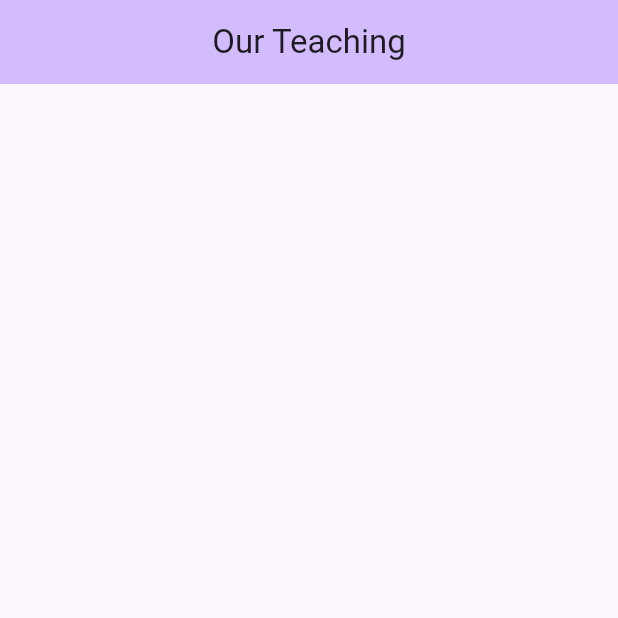
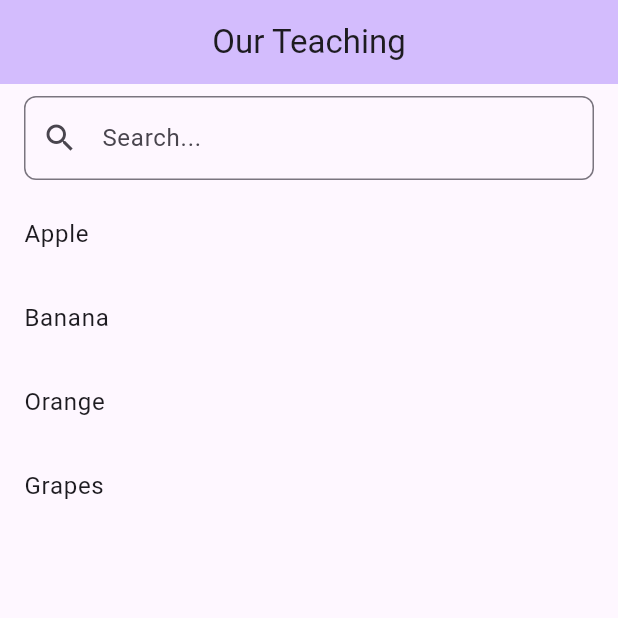
Before and after one commit to UsmanQT/our-teaching, a Flutter app: the screen it shows after launch, on a phone screen of 412 x 824 dp, the top half of it. Run offline on Flutter 3.47's test engine with Material 3 defaults, Android fonts, the phone set to English and light mode, and no system bars.

Commit message:
added a basic search bar on the homepage

```diff
--- /dev/null
+++ b/lib/Components/SearchBar.dart
@@ -0,0 +1,66 @@
+// search_bar.dart
+import 'package:flutter/material.dart';
+
+class SearchBarComponent extends StatefulWidget {
+  final Function(String)? onSearchChanged;
+  final String? hintText;
+  final TextEditingController? controller;
+
+  const SearchBarComponent({
+    super.key,
+    this.onSearchChanged,
+    this.hintText = 'Search...',
+    this.controller,
+  });
+
+  @override
+  _SearchBarComponentState createState() => _SearchBarComponentState();
+}
+
+class _SearchBarComponentState extends State<SearchBarComponent> {
+  late TextEditingController _controller;
+
+  @override
+  void initState() {
+    super.initState();
+    _controller = widget.controller ?? TextEditingController();
+    _controller.addListener(() {
+      if (widget.onSearchChanged != null) {
+        widget.onSearchChanged!(_controller.text);
+      }
+    });
+  }
+
+  @override
+  Widget build(BuildContext context) {
+    return Padding(
+      padding: const EdgeInsets.symmetric(horizontal: 16.0, vertical: 8.0),
+      child: TextField(
+        controller: _controller,
+        decoration: InputDecoration(
+          hintText: widget.hintText,
+          prefixIcon: Icon(Icons.search),
+          suffixIcon: _controller.text.isNotEmpty
+              ? IconButton(
+            icon: Icon(Icons.clear),
+            onPressed: () {
+              _controller.clear();
+              if (widget.onSearchChanged != null) {
+                widget.onSearchChanged!('');
+              }
+            },
+          )
+              : null,
+          border: OutlineInputBorder(
+            borderRadius: BorderRadius.circular(8.0),
+          ),
+        ),
+        onChanged: (text) {
+          if (widget.onSearchChanged != null) {
+            widget.onSearchChanged!(text);
+          }
+        },
+      ),
+    );
+  }
+}
--- a/lib/main.dart
+++ b/lib/main.dart
@@ -1,4 +1,5 @@
 import 'package:flutter/material.dart';
+import 'package:ourteaching/Components/SearchBar.dart';
 
 void main() {
   runApp(const MyApp());
@@ -27,11 +28,32 @@ class MyHomePage extends StatefulWidget {
 
   final String title;
 
+
+
   @override
   State<MyHomePage> createState() => _MyHomePageState();
 }
 
 class _MyHomePageState extends State<MyHomePage> {
+
+  List<String> items = ["Apple", "Banana", "Orange", "Grapes"];
+  List<String> filteredItems = [];
+
+  @override
+  void initState() {
+    super.initState();
+    filteredItems = items;
+  }
+
+  void _onSearchChanged(String query) {
+    setState(() {
+      filteredItems = items
+          .where((item) => item.toLowerCase().contains(query.toLowerCase()))
+          .toList();
+    });
+  }
+
+
   @override
   Widget build(BuildContext context) {
 
@@ -41,12 +63,22 @@ class _MyHomePageState extends State<MyHomePage> {
         title: Text(widget.title),
         centerTitle: true,
       ),
-      body: const Center(
-        child: Column(
-          mainAxisAlignment: MainAxisAlignment.center,
-          children: <Widget>[
-          ],
-        ),
+      body: Column(
+        children: <Widget>[
+          SearchBarComponent(
+            onSearchChanged: _onSearchChanged,
+          ),
+          Expanded(
+            child: ListView.builder(
+              itemCount: filteredItems.length,
+              itemBuilder: (context, index) {
+                return ListTile(
+                  title: Text(filteredItems[index]),
+                );
+              },
+            ),
+          ),
+        ],
       ),
     );
   }
```
